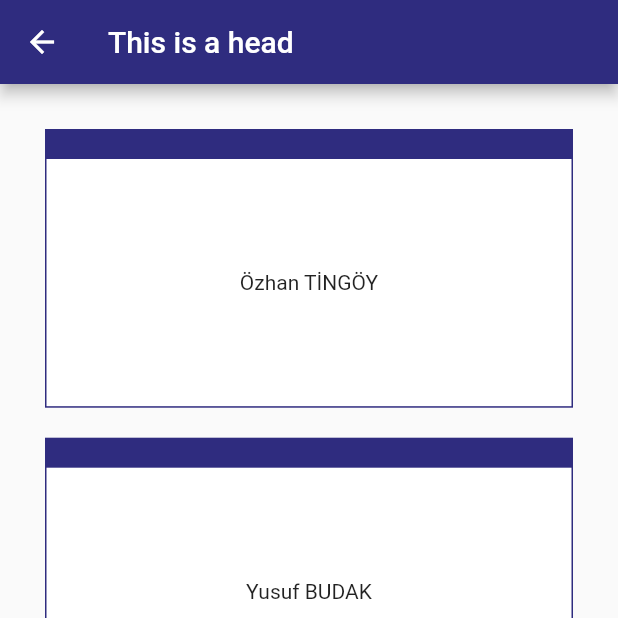
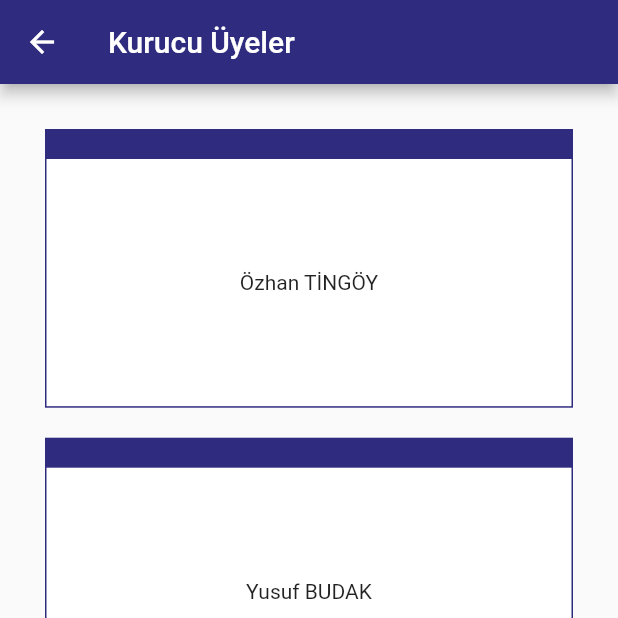
Before and after one commit to yakupbilgen/abilar.org, a Flutter app: the FoundingMembers screen opened by its route, on a phone screen of 412 x 824 dp, the top half of it. Run offline on Flutter 3.47's test engine with Material 2 defaults, Android fonts, the light colour scheme and no system bars; our stand-ins replace flutter_html, font_awesome_flutter, google_maps_flutter, share; network calls fail.

Commit message:
inherited_widget development

```diff
--- /dev/null
+++ b/lib/helper/model.dart
@@ -0,0 +1,7 @@
+class SlaytModel {
+  final String image;
+  final String head;
+  final String link;
+
+  SlaytModel(this.image, this.head, this.link);
+}
--- a/lib/main.dart
+++ b/lib/main.dart
@@ -1,16 +1,17 @@
 import 'package:flutter/material.dart';
 
-import 'color/color.dart';
 import 'screens/charter_screen.dart';
 import 'screens/contact_screen.dart';
 import 'screens/founding_members_screen.dart';
 import 'screens/homepage_screen.dart';
 import 'widget/ata_widget.dart';
+import 'color/color.dart';
+import 'helper/process.dart';
 
 void main() {
   runApp(
     AtaWidget(
-      afterMath: "This mate after",
+      process: ProcessInfo(),
       child: HomePageMain(),
     ),
   );
@@ -24,6 +25,7 @@ class HomePageMain extends StatefulWidget {
 class _HomePageMainState extends State<HomePageMain> {
   @override
   Widget build(BuildContext context) {
+    AtaWidget.of(context).process.request();
     return MaterialApp(
       home: HomePage(),
       theme: ThemeData(
--- a/lib/screens/charter_screen.dart
+++ b/lib/screens/charter_screen.dart
@@ -26,7 +26,7 @@ class _CharterScreenState extends State<CharterScreen> {
           '<article id="post-131" class="post-131 page type-page status-publish hentry">(.*?)</article>');
       Match _matcing = search.firstMatch(_htmlData);
       _htmlData = _matcing.group(1);*/
-      debugPrint(_htmlData);
+      //debugPrint(_htmlData);
       setState(() {});
     });
   }
--- a/lib/screens/founding_members_screen.dart
+++ b/lib/screens/founding_members_screen.dart
@@ -1,4 +1,3 @@
-import 'package:abilar/widget/ata_widget.dart';
 import 'package:flutter/material.dart';
 
 import '../widget/founding_members_widget.dart';
@@ -18,7 +17,7 @@ class FoundingMembers extends StatelessWidget {
   Widget build(BuildContext context) {
     return Scaffold(
       appBar: AppBar(
-        title: Text(AtaWidget.of(context).head),
+        title: Text('Kurucu Üyeler'),
       ),
       body: Padding(
         padding: EdgeInsets.all(20),
--- a/lib/widget/ata_widget.dart
+++ b/lib/widget/ata_widget.dart
@@ -1,10 +1,11 @@
 import 'package:flutter/material.dart';
 
+import '../helper/process.dart';
+
 class AtaWidget extends InheritedWidget {
-  final String head = "This is a head";
-  final String afterMath;
+  final Process process;
 
-  AtaWidget({Key key, @required Widget child, this.afterMath})
+  AtaWidget({Key key, @required Widget child, this.process})
       : super(key: key, child: child);
 
   static AtaWidget of(BuildContext context) {
```
Also changed, not shown: lib/helper/process.dart (+26 -2 lines).
